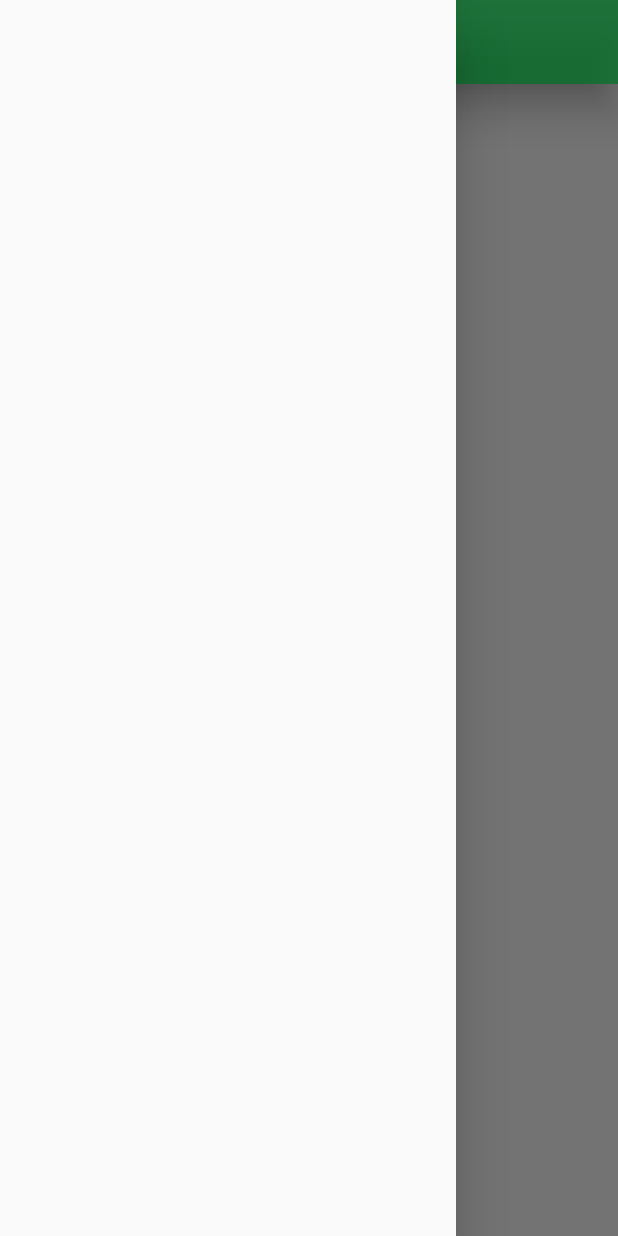
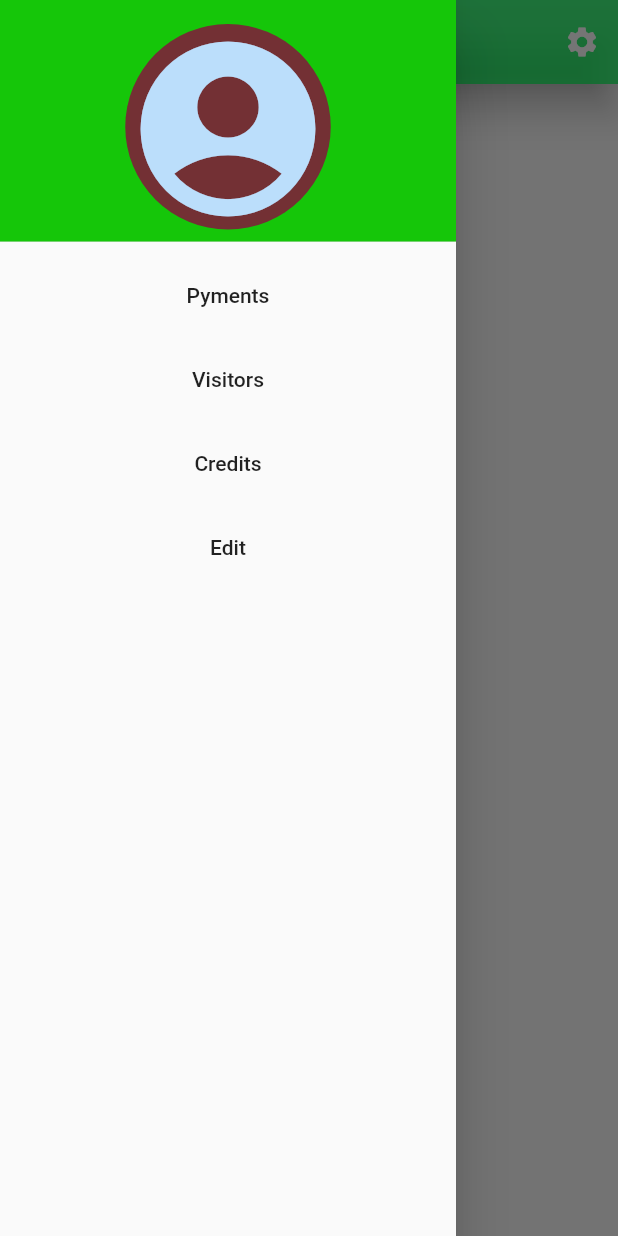
Before and after one commit to Surajpatel24-r/task1, a Flutter app: the screen it shows after launch, with the side drawer open, on a phone screen of 412 x 824 dp. Run offline on Flutter 3.47's test engine with Material 2 defaults, Android fonts, the phone set to English and light mode, and no system bars.

Commit message:
changing basic design

```diff
--- a/lib/main.dart
+++ b/lib/main.dart
@@ -17,14 +17,42 @@ class MyApp extends StatelessWidget {
           elevation: 10,
           backgroundColor: const Color.fromARGB(194, 8, 248, 88),
           centerTitle: true,
+          actions: [
+            IconButton(onPressed: () {}, icon: const Icon(Icons.settings))
+          ],
         ),
         body: const Center(
           child: Text("Welcome Suraj"),
         ),
-        drawer: const Drawer(
+        drawer: Drawer(
           child: ListView(
             padding: EdgeInsets.zero,
-            children: [],
+            children: const [
+              DrawerHeader(
+                decoration: BoxDecoration(
+                  color: Color.fromARGB(255, 21, 198, 9),
+                ),
+                child: CircleAvatar(
+                  child: Icon(
+                    Icons.account_circle_rounded,
+                    size: 140,
+                  ),
+                  backgroundColor: Color.fromARGB(234, 123, 34, 56),
+                ),
+              ),
+              ListTile(
+                title: Center(child: Text('Pyments')),
+              ),
+              ListTile(
+                title: Center(child: Text('Visitors')),
+              ),
+              ListTile(
+                title: Center(child: Text('Credits')),
+              ),
+              ListTile(
+                title: Center(child: Text('Edit')),
+              ),
+            ],
           ),
         ),
       ),
```
